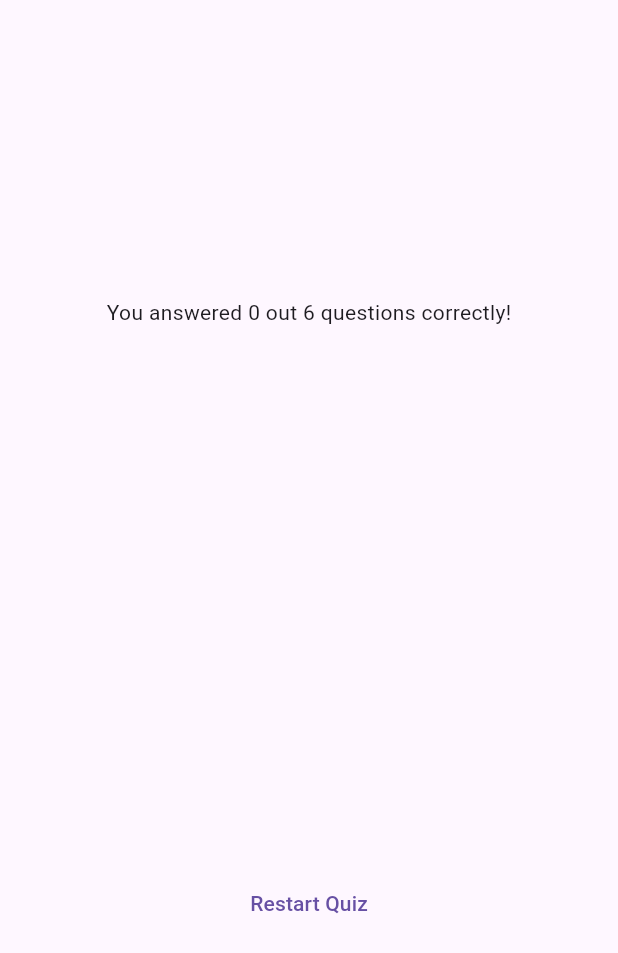
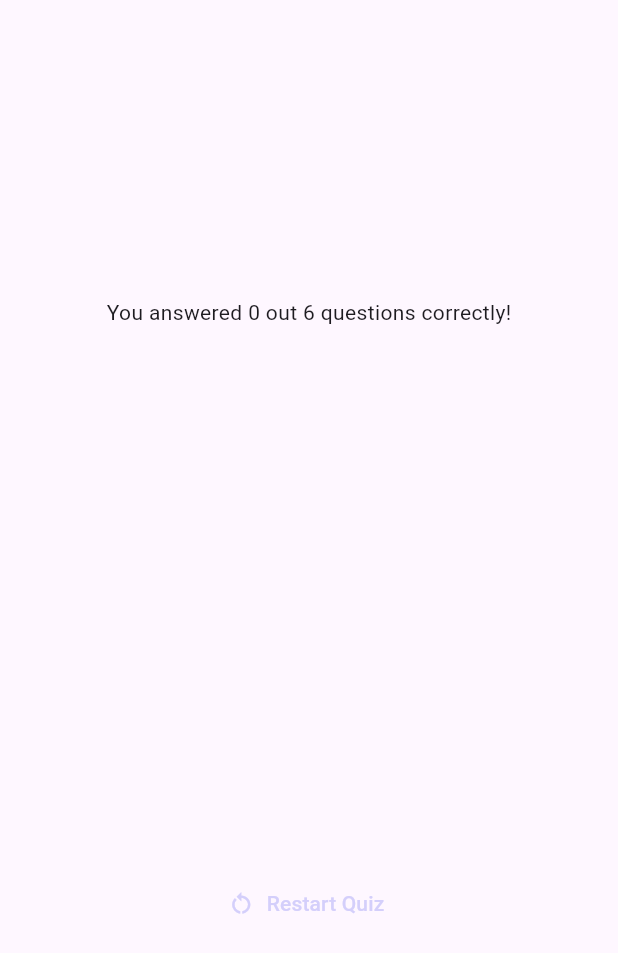
Before and after one commit to oladejomubarak/A-demo-dice-App, a Flutter app: the ResultsScreen widget shown alone on an empty page, opened directly with empty values, on a phone screen of 412 x 824 dp. Shown: the top 953 px of the screen. Run offline on Flutter 3.47's test engine with Material 3 defaults, Android fonts, the phone set to English and light mode, and no system bars; our stand-ins replace google_fonts.

Commit message:
added more screens

```diff
--- a/lib/data/results_screen.dart
+++ b/lib/data/results_screen.dart
@@ -1,31 +1,49 @@
 import 'package:first_app/data/questions.dart';
 import 'package:first_app/questions_summary.dart';
+import 'package:first_app/quiz.dart';
+import 'package:first_app/solution12/start_screen.dart';
 import 'package:flutter/foundation.dart';
 import 'package:flutter/material.dart';
 import 'package:flutter/widgets.dart';
 
-class ResultsScreen extends StatelessWidget {
+class ResultsScreen extends StatefulWidget {
   ResultsScreen({super.key, required this.chosenAnswers});
 
   List<String> chosenAnswers = [];
 
+  @override
+  State<ResultsScreen> createState() => _ResultsScreenState();
+}
+
+class _ResultsScreenState extends State<ResultsScreen> {
+  var activeScreen = "active-screen";
   List<Map<String, Object>> getSummaryData() {
     final List<Map<String, Object>> summary = [];
-    for (var i = 0; i < chosenAnswers.length; i++) {
+    for (var i = 0; i < widget.chosenAnswers.length; i++) {
       summary.add(
         {
           'question_index': i,
           'question': questions[i].text,
           'correct_answer': questions[i].answers[0],
-          'user_answer': chosenAnswers[i],
+          'user_answer': widget.chosenAnswers[i],
         },
       );
     }
     return summary;
   }
 
+  void switchScreen() {
+    setState(() {
+      activeScreen = 'quiz-screen';
+    });
+  }
+
   @override
   Widget build(BuildContext context) {
+    Widget screenWidget = StartScreen(switchScreen);
+    if (activeScreen == 'quiz-screen') {
+      screenWidget = const Quiz();
+    }
     final summaryData = getSummaryData();
     final numTotalQuestions = questions.length;
     final numCorrectAnwsers = summaryData.where((data) {
@@ -48,7 +66,19 @@ class ResultsScreen extends StatelessWidget {
             const SizedBox(
               height: 30,
             ),
-            TextButton(onPressed: () {}, child: const Text("Restart Quiz"))
+            TextButton.icon(
+              onPressed: () {
+                StartScreen(switchScreen);
+              },
+              icon: const Icon(Icons.restart_alt),
+              style: TextButton.styleFrom(
+                foregroundColor: const Color.fromARGB(255, 212, 207, 251),
+              ),
+              label: const Text(
+                "Restart Quiz",
+                style: TextStyle(color: Color.fromARGB(255, 212, 207, 251)),
+              ),
+            ),
           ],
         ),
       ),
```
Also changed, not shown: lib/questions_summary.dart (+19 -3 lines).
